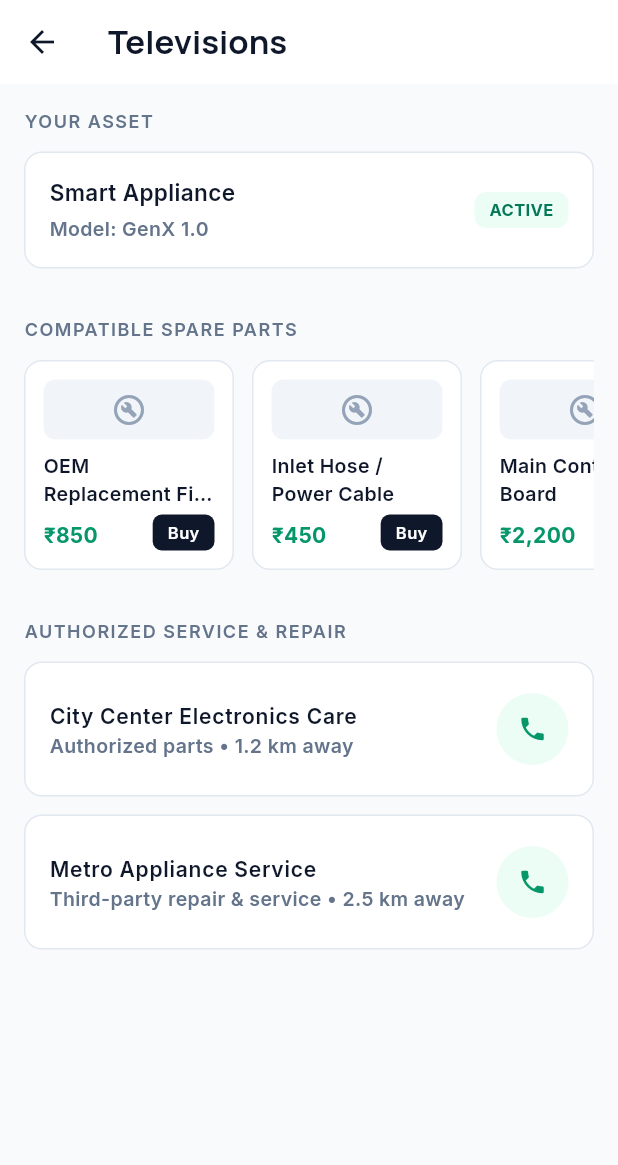
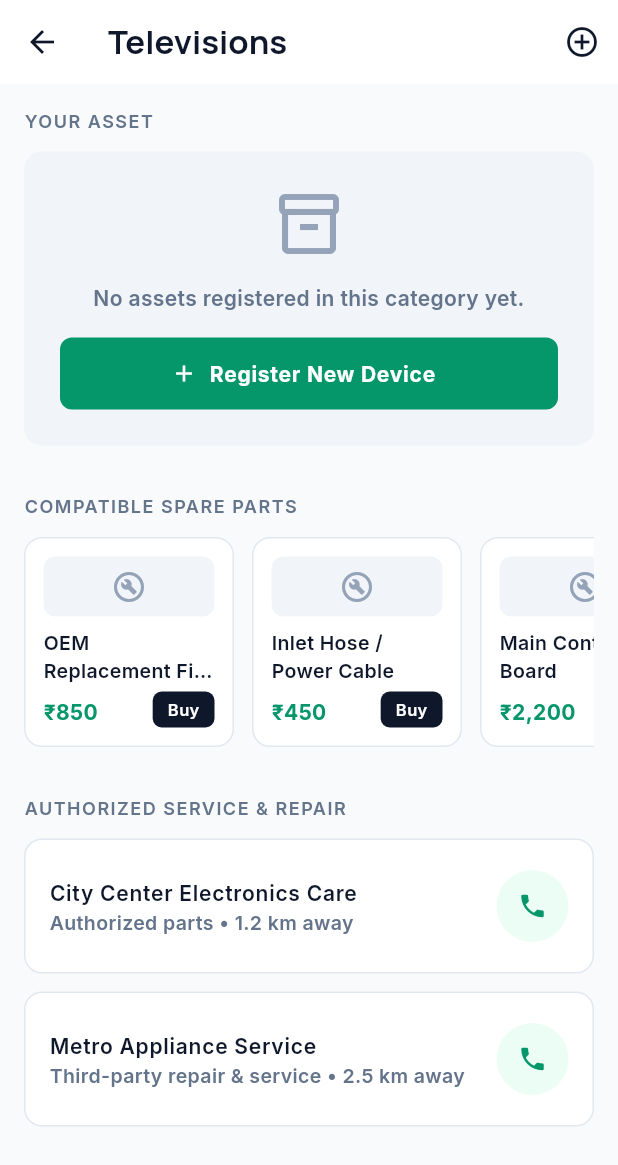
Before and after one commit to Mahanandh/Brumbella, a Flutter app: the ConsumerElectronicsScreen screen opened directly, after a tap on "Televisions", on a phone screen of 412 x 824 dp. Shown: the top 1165 px of the screen. Run offline on Flutter 3.47's test engine with Material 3 defaults, Android fonts, the phone set to English and light mode, and no system bars; our stand-ins replace google_fonts.

Commit message:
feat: comprehensive UX upgrade for manual device registration and empty states

```diff
--- a/lib/screens/consumer_electronics_screen.dart
+++ b/lib/screens/consumer_electronics_screen.dart
@@ -2,6 +2,7 @@ import 'package:flutter/material.dart';
 import 'package:google_fonts/google_fonts.dart';
 
 import 'device_detail_screen.dart';
+import 'manual_registration_screen.dart';
 
 class ConsumerElectronicsScreen extends StatelessWidget {
   const ConsumerElectronicsScreen({super.key});
@@ -22,6 +23,22 @@ class ConsumerElectronicsScreen extends StatelessWidget {
             color: const Color(0xFF0F172A),
           ),
         ),
+        actions: [
+          IconButton(
+            icon: const Icon(Icons.add_circle_outline, color: Color(0xFF0F172A)),
+            tooltip: 'Register New Device',
+            onPressed: () {
+              Navigator.push(
+                context,
+                MaterialPageRoute(
+                  builder: (context) => const ManualRegistrationScreen(
+                    prefilledCategory: 'Consumer Electronics',
+                  ),
+                ),
+              );
+            },
+          ),
+        ],
       ),
       body: ListView(
         padding: const EdgeInsets.all(16.0),
--- a/lib/screens/device_detail_screen.dart
+++ b/lib/screens/device_detail_screen.dart
@@ -1,5 +1,6 @@
 import 'package:flutter/material.dart';
 import 'package:google_fonts/google_fonts.dart';
+import 'manual_registration_screen.dart';
 
 class DeviceDetailScreen extends StatelessWidget {
   final String categoryName;
@@ -42,6 +43,8 @@ class DeviceDetailScreen extends StatelessWidget {
 
   @override
   Widget build(BuildContext context) {
+    bool hasAssets = false; // Mock empty state toggle
+
     return Scaffold(
       backgroundColor: const Color(0xFFF8FAFC),
       appBar: AppBar(
@@ -56,6 +59,22 @@ class DeviceDetailScreen extends StatelessWidget {
             color: const Color(0xFF0F172A),
           ),
         ),
+        actions: [
+          IconButton(
+            icon: const Icon(Icons.add_circle_outline, color: Color(0xFF0F172A)),
+            tooltip: 'Register New Device',
+            onPressed: () {
+              Navigator.push(
+                context,
+                MaterialPageRoute(
+                  builder: (context) => ManualRegistrationScreen(
+                    prefilledCategory: categoryName,
+                  ),
+                ),
+              );
+            },
+          ),
+        ],
       ),
       body: SingleChildScrollView(
         padding: const EdgeInsets.symmetric(horizontal: 16.0, vertical: 16.0).copyWith(bottom: 100),
@@ -73,12 +92,53 @@ class DeviceDetailScreen extends StatelessWidget {
               ),
             ),
             const SizedBox(height: 12),
+            if (hasAssets)
               _buildAssetCard(
                 title: _getMockAssetTitle(),
                 subtitle: _getMockAssetModel(),
                 status: 'ACTIVE',
                 statusBgColor: const Color(0xFFECFDF5),
                 statusTextColor: const Color(0xFF047857),
+              )
+            else
+              Container(
+                width: double.infinity,
+                padding: const EdgeInsets.all(24.0),
+                decoration: BoxDecoration(
+                  color: const Color(0xFFF1F5F9),
+                  borderRadius: BorderRadius.circular(12),
+                ),
+                child: Column(
+                  mainAxisAlignment: MainAxisAlignment.center,
+                  children: [
+                    const Icon(Icons.inventory_2_outlined, size: 48, color: Color(0xFF94A3B8)),
+                    const SizedBox(height: 16),
+                    Text(
+                      "No assets registered in this category yet.",
+                      textAlign: TextAlign.center,
+                      style: GoogleFonts.inter(color: const Color(0xFF64748B)),
+                    ),
+                    const SizedBox(height: 16),
+                    ElevatedButton.icon(
+                      onPressed: () {
+                        Navigator.push(
+                          context,
+                          MaterialPageRoute(
+                            builder: (context) => ManualRegistrationScreen(
+                              prefilledCategory: categoryName,
+                            ),
+                          ),
+                        );
+                      },
+                      icon: const Icon(Icons.add),
+                      label: const Text("Register New Device"),
+                      style: ElevatedButton.styleFrom(
+                        backgroundColor: const Color(0xFF059669),
+                        foregroundColor: Colors.white,
+                      ),
+                    ),
+                  ],
+                ),
               ),
             const SizedBox(height: 32),
 
```
Also changed, not shown: lib/main.dart (+19 -1 lines), lib/screens/home_appliances_screen.dart (+17 -0 lines), lib/screens/manual_registration_screen.dart (added, +133 -0 lines), assets/images/consumer_electronics_logo.png (added). Lines whose indentation alone changed are shown as unchanged.
